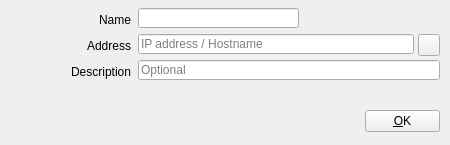
Qt form src/Widgets/AtemDeviceDialog.ui (CasparCG/client) before a commit.
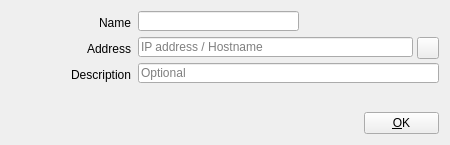
The same form after that commit. Icons and pictures are not drawn.

```diff
--- a/src/Widgets/AtemDeviceDialog.ui
+++ b/src/Widgets/AtemDeviceDialog.ui
@@ -29,7 +29,7 @@
    <property name="geometry">
     <rect>
      <x>60</x>
-     <y>64</y>
+     <y>67</y>
      <width>71</width>
      <height>16</height>
     </rect>
@@ -44,8 +44,8 @@
   <widget class="QPushButton" name="pushButtonOk">
    <property name="geometry">
     <rect>
-     <x>365</x>
-     <y>110</y>
+     <x>364</x>
+     <y>112</y>
      <width>75</width>
      <height>22</height>
     </rect>
@@ -64,8 +64,8 @@
    <property name="geometry">
     <rect>
      <x>138</x>
-     <y>34</y>
-     <width>276</width>
+     <y>37</y>
+     <width>275</width>
      <height>20</height>
     </rect>
    </property>
@@ -77,7 +77,7 @@
    <property name="geometry">
     <rect>
      <x>80</x>
-     <y>38</y>
+     <y>41</y>
      <width>51</width>
      <height>16</height>
     </rect>
@@ -93,8 +93,8 @@
    <property name="geometry">
     <rect>
      <x>138</x>
-     <y>60</y>
-     <width>302</width>
+     <y>63</y>
+     <width>301</width>
      <height>20</height>
     </rect>
    </property>
@@ -106,7 +106,7 @@
    <property name="geometry">
     <rect>
      <x>138</x>
-     <y>8</y>
+     <y>11</y>
      <width>161</width>
      <height>20</height>
     </rect>
@@ -116,7 +116,7 @@
    <property name="geometry">
     <rect>
      <x>80</x>
-     <y>12</y>
+     <y>15</y>
      <width>51</width>
      <height>16</height>
     </rect>
@@ -132,7 +132,7 @@
    <property name="geometry">
     <rect>
      <x>10</x>
-     <y>10</y>
+     <y>13</y>
      <width>64</width>
      <height>64</height>
     </rect>
@@ -150,8 +150,8 @@
   <widget class="QToolButton" name="toolButtonTestConnection">
    <property name="geometry">
     <rect>
-     <x>418</x>
-     <y>34</y>
+     <x>417</x>
+     <y>37</y>
      <width>22</width>
      <height>22</height>
     </rect>
```
